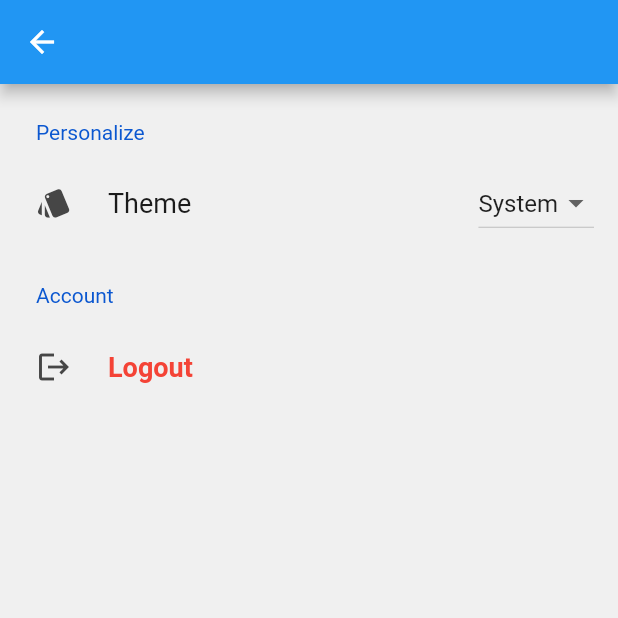
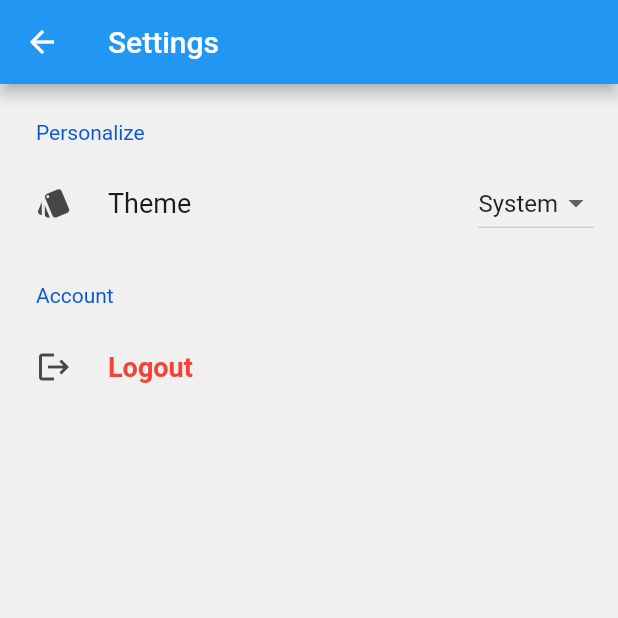
Before and after one commit to Tyler-Kamholz/get_groovy, a Flutter app: the SettingsPage screen opened directly, on a phone screen of 412 x 824 dp, the top half of it. Run offline on Flutter 3.47's test engine with Material 2 defaults, Android fonts, the phone set to English and light mode, and no system bars; drawn by our look-alikes of settings_ui; our stand-ins replace google_nav_bar, qr_flutter; missing offline and left inert: scroll_app_bar.

Commit message:
Add "Settings" to title of scaffold

```diff
--- a/lib/pages/settings_page.dart
+++ b/lib/pages/settings_page.dart
@@ -22,7 +22,7 @@ class _SettingsPageState extends State<SettingsPage> {
   Widget build(BuildContext context) {
     var themeProvider = Provider.of<ThemeProvider>(context);
     return Scaffold(
-      appBar: AppBar(),
+      appBar: AppBar(title: Text("Settings"),),
       body: Column(
         children: [
           Expanded(
```
